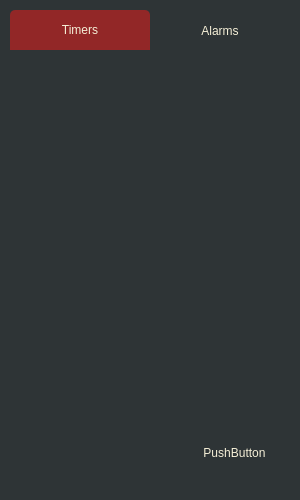
Above: Lab2/mainwindow.ui from JustTaya/uniProjects_secondYear before the change. Below: the same form after it.
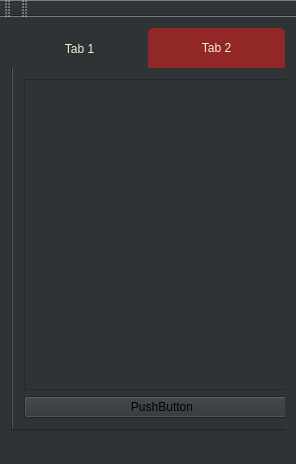
That is the form after the change.

Commit message: Prepared main widget

```diff
--- a/Lab2/mainwindow.ui
+++ b/Lab2/mainwindow.ui
@@ -6,16 +6,15 @@
    <rect>
     <x>0</x>
     <y>0</y>
-    <width>300</width>
-    <height>500</height>
+    <width>292</width>
+    <height>464</height>
    </rect>
   </property>
   <property name="windowTitle">
-   <string>Time</string>
+   <string>MainWindow</string>
   </property>
   <property name="styleSheet">
-   <string notr="true">color: rgb(245, 239, 215);
-background-color: rgb(46, 52, 54);</string>
+   <string notr="true">background-color: rgb(46, 52, 54);</string>
   </property>
   <widget class="QWidget" name="centralWidget">
    <property name="styleSheet">
@@ -24,7 +23,7 @@
 	background-color: rgb(46, 52, 54);
 	border-top-left-radius: 5px;
 	border-top-right-radius: 5px;
-	min-width:140px;
+	min-width:137px;
 	min-height:40px;
 }
 
@@ -35,74 +34,76 @@
 
 QTabBar::tab:!selected:hover{
 	background-color: rgb(77, 15, 15);
-}</string>
+}
+</string>
    </property>
-   <widget class="QTabWidget" name="TabBarWidget">
-    <property name="geometry">
-     <rect>
-      <x>10</x>
-      <y>10</y>
-      <width>280</width>
-      <height>461</height>
-     </rect>
-    </property>
-    <property name="focusPolicy">
-     <enum>Qt::TabFocus</enum>
-    </property>
-    <property name="accessibleName">
-     <string>Timer</string>
-    </property>
-    <property name="styleSheet">
-     <string notr="true">background-color: rgb(46, 52, 54);
-border: 0pt;</string>
-    </property>
-    <property name="currentIndex">
-     <number>0</number>
-    </property>
-    <widget class="QWidget" name="Timers">
-     <property name="styleSheet">
-      <string notr="true"/>
-     </property>
-     <attribute name="title">
-      <string>Timers</string>
-     </attribute>
-     <widget class="QPushButton" name="pushButton">
-      <property name="geometry">
-       <rect>
-        <x>180</x>
-        <y>390</y>
-        <width>89</width>
-        <height>25</height>
-       </rect>
+   <layout class="QVBoxLayout" name="verticalLayout">
+    <item>
+     <widget class="QTabWidget" name="tabWidget">
+      <property name="styleSheet">
+       <string notr="true">min-width:274px;</string>
       </property>
-      <property name="text">
-       <string>PushButton</string>
+      <property name="currentIndex">
+       <number>1</number>
       </property>
+      <widget class="QWidget" name="tab">
+       <attribute name="title">
+        <string>Tab 1</string>
+       </attribute>
+       <layout class="QVBoxLayout" name="verticalLayout_2">
+        <item>
+         <widget class="QListWidget" name="listWidget"/>
+        </item>
+        <item>
+         <widget class="QPushButton" name="pushButton">
+          <property name="text">
+           <string>PushButton</string>
+          </property>
+         </widget>
+        </item>
+       </layout>
+      </widget>
+      <widget class="QWidget" name="tab_2">
+       <attribute name="title">
+        <string>Tab 2</string>
+       </attribute>
+       <layout class="QVBoxLayout" name="verticalLayout_3">
+        <item>
+         <widget class="QListWidget" name="listWidget_2"/>
+        </item>
+        <item>
+         <widget class="QPushButton" name="pushButton_2">
+          <property name="text">
+           <string>PushButton</string>
+          </property>
+         </widget>
+        </item>
+       </layout>
+      </widget>
      </widget>
-     <widget class="QListWidget" name="listWidget">
-      <property name="geometry">
-       <rect>
-        <x>0</x>
-        <y>0</y>
-        <width>291</width>
-        <height>431</height>
-       </rect>
-      </property>
-     </widget>
-     <zorder>listWidget</zorder>
-     <zorder>pushButton</zorder>
-    </widget>
-    <widget class="QWidget" name="Alarms">
-     <property name="styleSheet">
-      <string notr="true"/>
-     </property>
-     <attribute name="title">
-      <string>Alarms</string>
-     </attribute>
-    </widget>
-   </widget>
+    </item>
+   </layout>
+  </widget>
+  <widget class="QToolBar" name="mainToolBar">
+   <attribute name="toolBarArea">
+    <enum>TopToolBarArea</enum>
+   </attribute>
+   <attribute name="toolBarBreak">
+    <bool>false</bool>
+   </attribute>
   </widget>
   <widget class="QStatusBar" name="statusBar"/>
+  <widget class="QToolBar" name="toolBar">
+   <property name="windowTitle">
+    <string>toolBar</string>
+   </property>
+   <attribute name="toolBarArea">
+    <enum>TopToolBarArea</enum>
+   </attribute>
+   <attribute name="toolBarBreak">
+    <bool>false</bool>
+   </attribute>
+  </widget>
  </widget>
  <layoutdefault spacing="6" margin="11"/>
  <resources/>
```
The commit also changes 28 other files.
